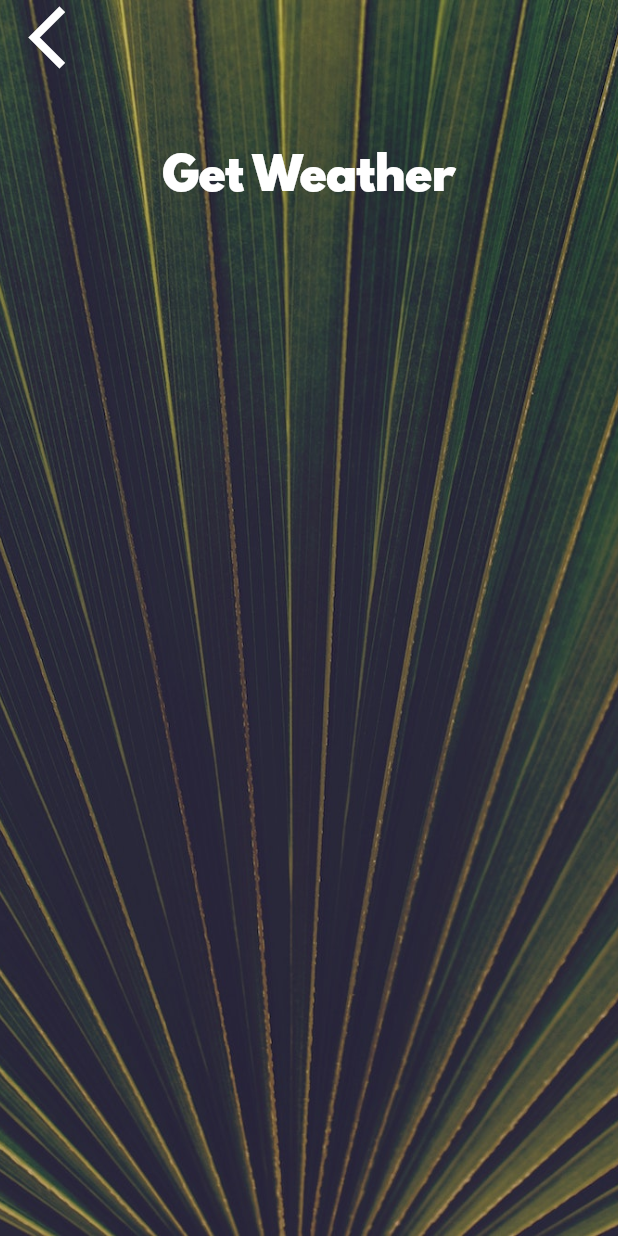
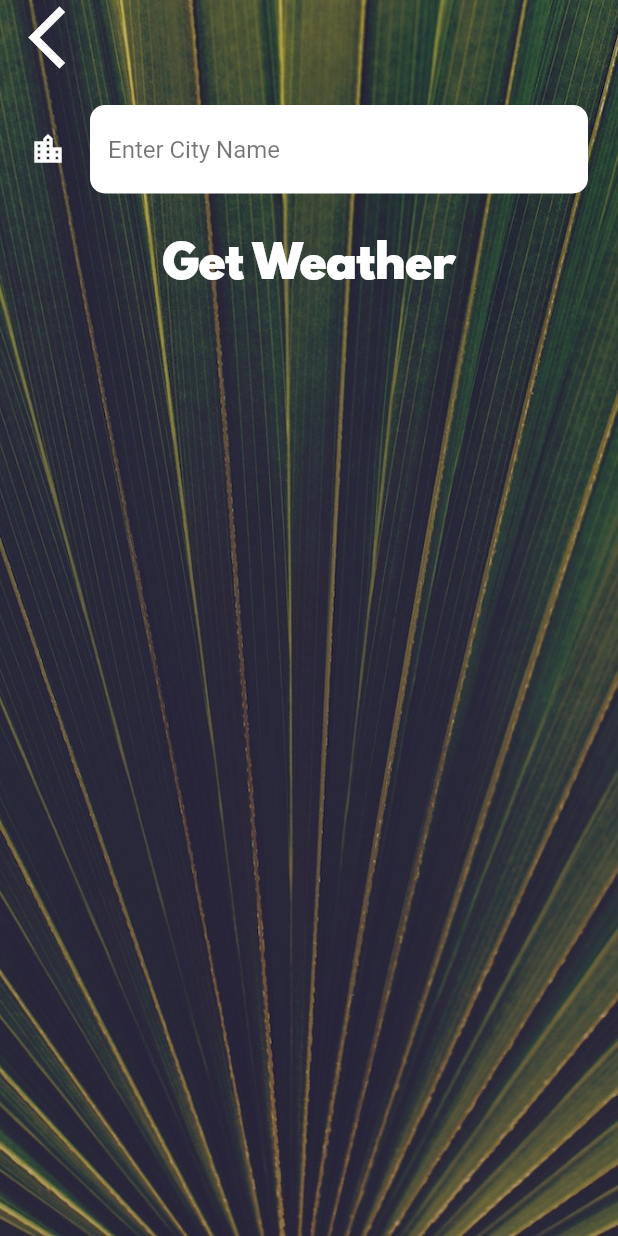
Before and after one commit to Luk14/clima-mobile-app, a Flutter app: the CityScreen screen opened directly, on a phone screen of 412 x 824 dp. Run offline on Flutter 3.47's test engine with Material 2 defaults, Android fonts, the phone set to English and light mode, and no system bars; our stand-ins replace flutter_spinkit, geolocator; missing offline and left inert: dart:ffi; network calls fail.

Commit message:
Final Project

```diff
--- a/lib/screens/city_screen.dart
+++ b/lib/screens/city_screen.dart
@@ -1,5 +1,5 @@
+import 'package:clima/utilities/constants.dart';
 import 'package:flutter/material.dart';
-import 'package:clima/utilities/constants.dart';
 
 class CityScreen extends StatefulWidget {
   @override
@@ -7,6 +7,8 @@ class CityScreen extends StatefulWidget {
 }
 
 class _CityScreenState extends State<CityScreen> {
+  String cityName;
+
   @override
   Widget build(BuildContext context) {
     return Scaffold(
@@ -24,7 +26,9 @@ class _CityScreenState extends State<CityScreen> {
               Align(
                 alignment: Alignment.topLeft,
                 child: FlatButton(
-                  onPressed: () {},
+                  onPressed: () {
+                    Navigator.pop(context);
+                  },
                   child: Icon(
                     Icons.arrow_back_ios,
                     size: 50.0,
@@ -33,10 +37,20 @@ class _CityScreenState extends State<CityScreen> {
               ),
               Container(
                 padding: EdgeInsets.all(20.0),
-                child: null,
+                child: TextField(
+                  style: TextStyle(
+                    color: Colors.black,
+                  ),
+                  decoration: kTextFiledInputDecotation,
+                  onChanged: (value) {
+                    this.cityName = value;
+                  },
+                ),
               ),
               FlatButton(
-                onPressed: () {},
+                onPressed: () {
+                  Navigator.pop(context, cityName);
+                },
                 child: Text(
                   'Get Weather',
                   style: kButtonTextStyle,
--- a/lib/utilities/constants.dart
+++ b/lib/utilities/constants.dart
@@ -18,3 +18,22 @@ const kButtonTextStyle = TextStyle(
 const kConditionTextStyle = TextStyle(
   fontSize: 100.0,
 );
+
+const kTextFiledInputDecotation = InputDecoration(
+  filled: true,
+  fillColor: Colors.white,
+  icon: Icon(
+    Icons.location_city,
+    color: Colors.white,
+  ),
+  hintText: 'Enter City Name',
+  hintStyle: TextStyle(
+    color: Colors.black54,
+  ),
+  border: OutlineInputBorder(
+    borderRadius: BorderRadius.all(
+      Radius.circular(10),
+    ),
+    borderSide: BorderSide.none,
+  ),
+);
--- a/pubspec.yaml
+++ b/pubspec.yaml
@@ -12,6 +12,8 @@ dependencies:
 
   cupertino_icons: ^0.1.2
   geolocator: ^6.1.0
+  http: ^0.12.2
+  flutter_spinkit: ^3.1.0
 
 dev_dependencies:
   flutter_test:
```
Also changed, not shown: lib/screens/loading_screen.dart (+22 -7 lines), lib/screens/location_screen.dart (+57 -6 lines), lib/services/networking.dart (+26 -0 lines), lib/services/weather.dart (+23 -0 lines), pubspec.lock, 1 other file.
